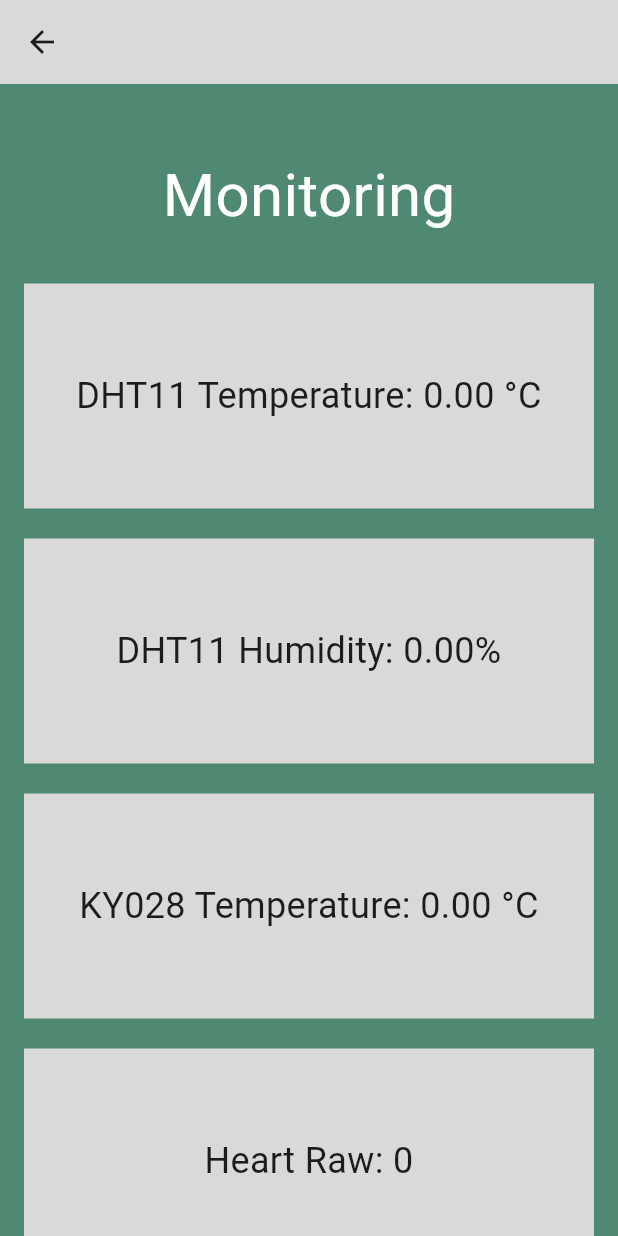
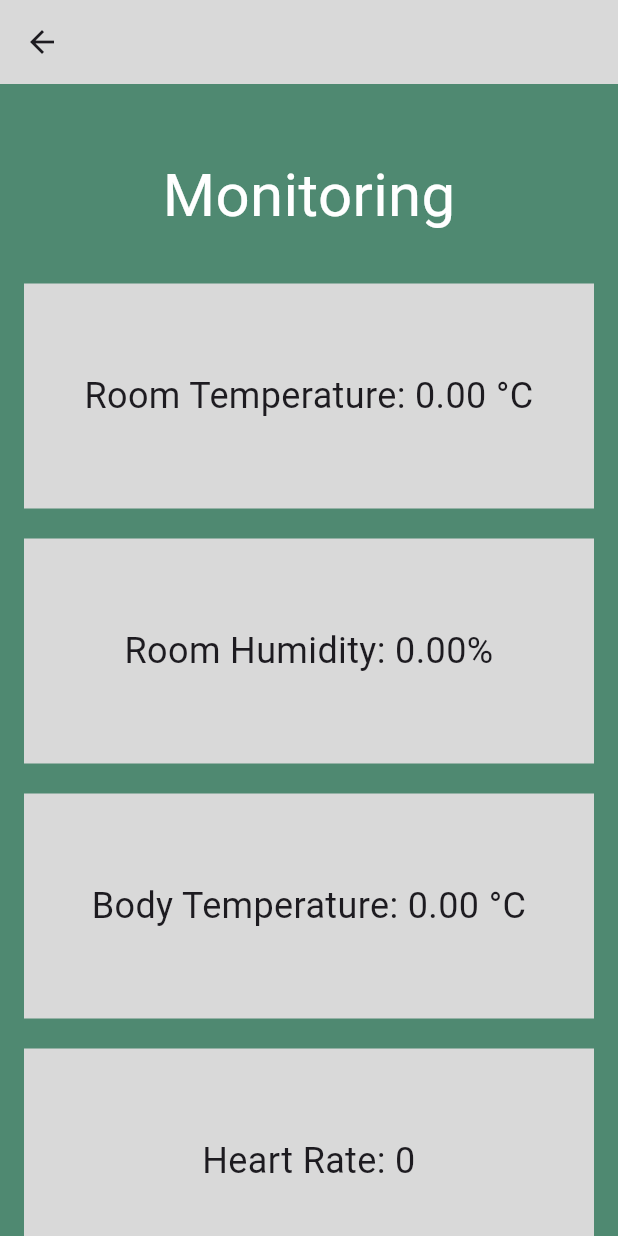
Before and after one commit to Gauravrai8287/health, a Flutter app: the HealthMonitor screen opened by its route, on a phone screen of 412 x 824 dp. Run offline on Flutter 3.47's test engine with Material 3 defaults, Android fonts, the phone set to English and light mode, and no system bars; our stand-ins replace animated_text_kit, cloud_firestore, firebase_auth, firebase_core, firebase_database; accounts and stored records are empty.

Commit message:
final apk

```diff
--- a/lib/monitoring_page.dart
+++ b/lib/monitoring_page.dart
@@ -98,13 +98,13 @@ class _HealthMonitorState extends State<HealthMonitor> {
                 ),
               ),
               const SizedBox(height: 30),
-              buildDataCard("DHT11 Temperature: ${dhtTemperature.toStringAsFixed(2)} °C"),
+              buildDataCard("Room Temperature: ${dhtTemperature.toStringAsFixed(2)} °C"),
               const SizedBox(height: 20),
-              buildDataCard("DHT11 Humidity: ${humidity.toStringAsFixed(2)}%"),
+              buildDataCard("Room Humidity: ${humidity.toStringAsFixed(2)}%"),
               const SizedBox(height: 20),
-              buildDataCard("KY028 Temperature: ${kyTemperature.toStringAsFixed(2)} °C"),
+              buildDataCard("Body Temperature: ${kyTemperature.toStringAsFixed(2)} °C"),
               const SizedBox(height: 20),
-              buildDataCard("Heart Raw: $heartRaw"),
+              buildDataCard("Heart Rate: $heartRaw"),
             ],
           ),
         ),
```
